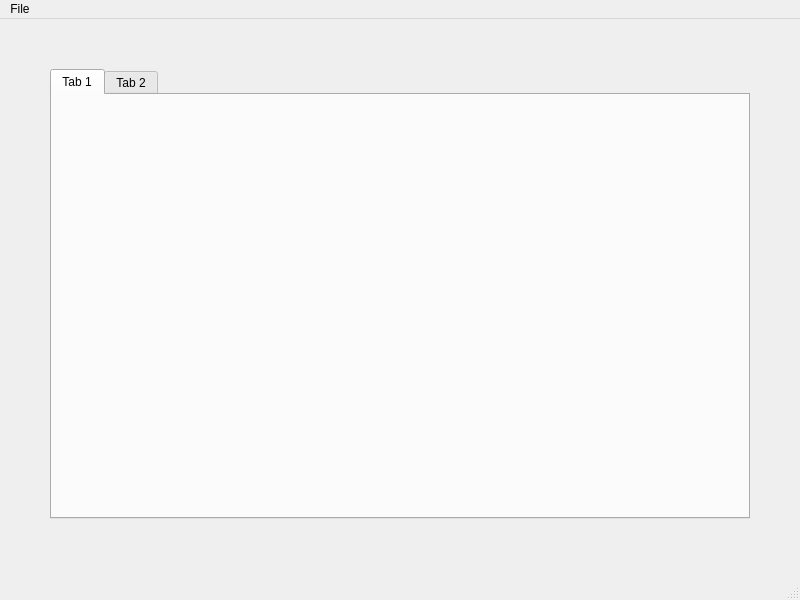
Qt form demoapp.ui (crknuchu/internship) before a commit.
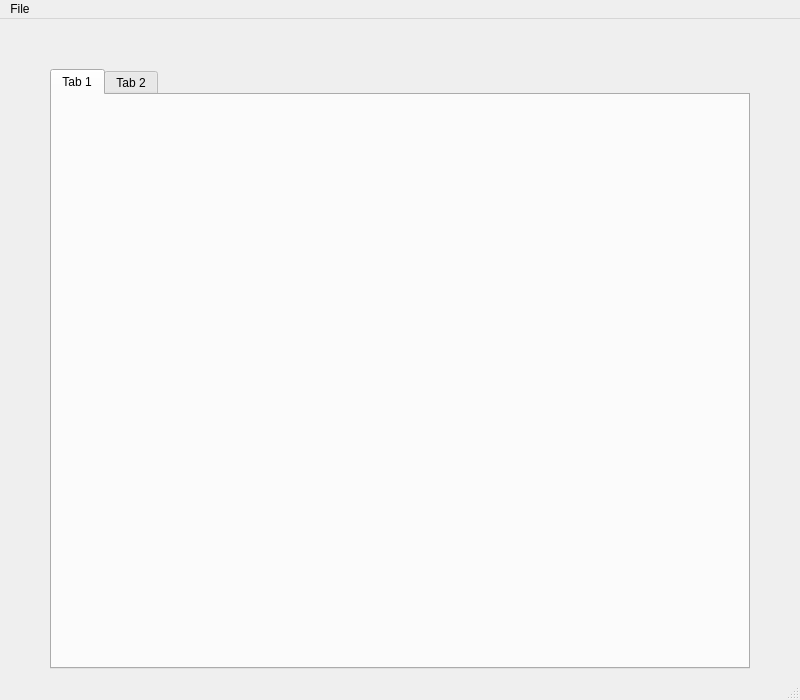
The same form after that commit.

Commit message: changed main window size,added labels,title legend

```diff
--- a/demoapp.ui
+++ b/demoapp.ui
@@ -7,7 +7,7 @@
     <x>0</x>
     <y>0</y>
     <width>800</width>
-    <height>600</height>
+    <height>700</height>
    </rect>
   </property>
   <property name="windowTitle">
@@ -20,7 +20,7 @@
       <x>50</x>
       <y>50</y>
       <width>700</width>
-      <height>450</height>
+      <height>600</height>
      </rect>
     </property>
     <widget class="QWidget" name="tab">
```
The commit also changes 2 other files.
